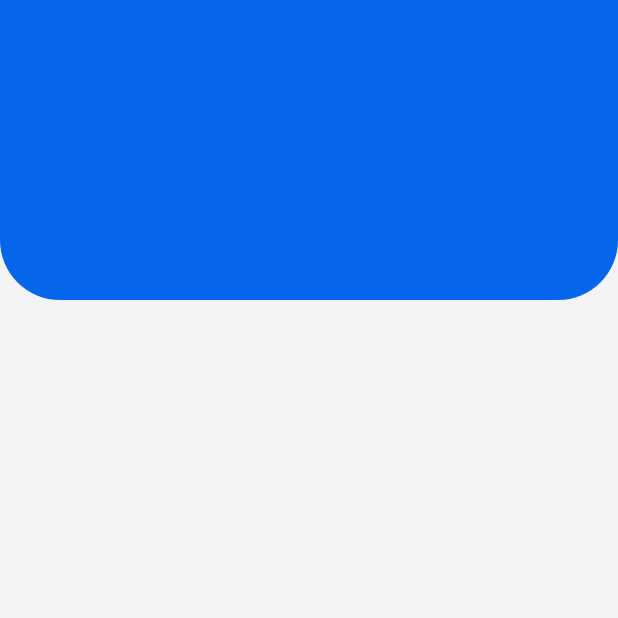
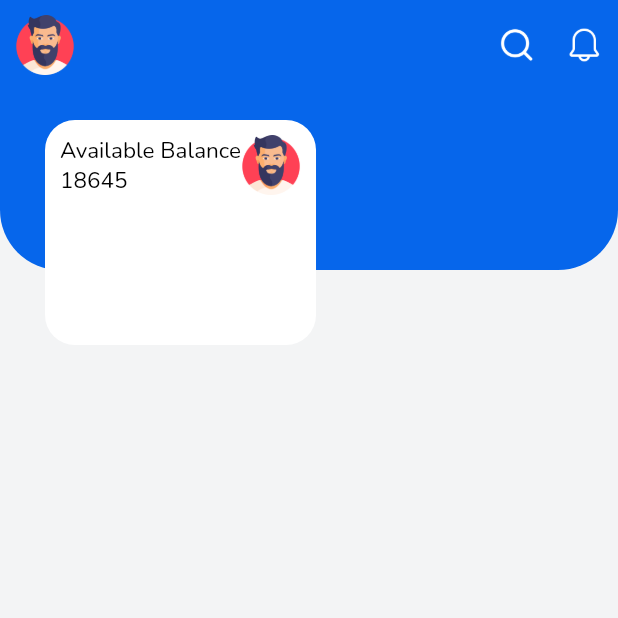
Before and after one commit to HenryUdorji/financeAppUI, a Flutter app: the screen it shows after launch, on a phone screen of 412 x 824 dp, the top half of it. Run offline on Flutter 3.47's test engine with Material 2 defaults, Android fonts, the phone set to English and light mode, and no system bars.

Commit message:
work in progress

```diff
--- a/lib/pages/home.dart
+++ b/lib/pages/home.dart
@@ -16,8 +16,31 @@ class _HomePageState extends State<HomePage> {
       body: SafeArea(
         child: Column(
           children: [
+            TopSection()
+          ],
+        ),
+      ),
+    );
+  }
+}
+
+class TopSection extends StatelessWidget {
+  const TopSection({Key? key}) : super(key: key);
+
+  @override
+  Widget build(BuildContext context) {
+    return Stack(
+      children: [
         Container(
-              height: 200,
+          color: color.Colors.backgroundColor,
+          padding: const EdgeInsets.all(10),
+          alignment: Alignment.topCenter,
+          height: 300,
+        ),
+        Container(
+          padding: const EdgeInsets.all(10),
+          alignment: Alignment.topCenter,
+          height: 180,
           decoration: BoxDecoration(
               color: color.Colors.accentColor,
               borderRadius: const BorderRadius.only(
@@ -25,10 +48,50 @@ class _HomePageState extends State<HomePage> {
                   bottomRight: Radius.circular(40)
               )
           ),
+        ),
+        Positioned(child: Padding(
+          padding: const EdgeInsets.all(10),
+          child: Row(
+            mainAxisAlignment: MainAxisAlignment.start,
+            children: [
+              Expanded(child: Image.asset('assets/images/man.png', width: 40, height: 40, alignment: Alignment.topLeft,)),
+              Image.asset('assets/images/search.png', width: 25, height: 25, color: Colors.white,),
+              const SizedBox(width: 20,),
+              Image.asset('assets/images/bell.png', width: 25, height: 25, color: Colors.white,)
+            ],
+          ),
+        ),),
+        Positioned(
+          top: 80,
+          child: Container(
+            height: 150,
+            margin: const EdgeInsets.symmetric(horizontal: 30),
+            padding: const EdgeInsets.all(10),
+            decoration: BoxDecoration(
+                color: Colors.white,
+                borderRadius: BorderRadius.circular(20)
+            ),
+            child: Column(
+              crossAxisAlignment: CrossAxisAlignment.start,
+              children: [
+                Row(
+                  mainAxisAlignment: MainAxisAlignment.start,
+                  children: [
+                    Column(
+                      crossAxisAlignment: CrossAxisAlignment.start,
+                      children: [
+                        Text('Available Balance'),
+                        Text('18645')
+                      ],
+                    ),
+                    Image.asset('assets/images/man.png', width: 40, height: 40,),
+                  ],
                 )
               ],
+            )
           ),
         ),
+      ],
     );
   }
 }
```
Also changed, not shown: assets/images/man.png (added). Lines whose indentation alone changed are shown as unchanged.
